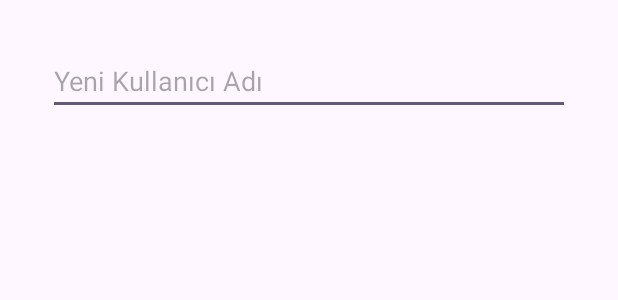
After one commit to esrakmas/FilmOneriUygulamasi, an Android app: the layout dialog_edit_username.xml on its own in the app's theme, with its tools: preview values and no code run, on a phone screen of 412 x 824 dp. The commit adds this screen. Shown: the top 300 px of the screen. Run offline under Robolectric (Android 15) with nearby library versions, the phone set to English and light mode, and no system bars.

Commit message:
kullanıcı adını değiştirebiliyoruz

```diff
--- a/app/src/main/java/com/example/filmoneriuygulamasi/MainActivity.kt
+++ b/app/src/main/java/com/example/filmoneriuygulamasi/MainActivity.kt
@@ -1,5 +1,6 @@
 package com.example.filmoneriuygulamasi
 
+import ProfileFragment
 import android.os.Bundle
 import android.util.Log
 import androidx.appcompat.app.AppCompatActivity
--- /dev/null
+++ b/app/src/main/res/layout/dialog_edit_username.xml
@@ -0,0 +1,18 @@
+<?xml version="1.0" encoding="utf-8"?>
+<RelativeLayout xmlns:android="http://schemas.android.com/apk/res/android"
+    android:layout_width="match_parent"
+    android:layout_height="wrap_content"
+    android:padding="16dp">
+
+    <EditText
+        android:id="@+id/userNameEditText"
+        android:layout_width="match_parent"
+        android:layout_height="wrap_content"
+        android:layout_alignParentStart="true"
+        android:layout_alignParentTop="true"
+        android:layout_marginStart="16dp"
+        android:layout_marginEnd="16dp"
+        android:layout_marginTop="15dp"
+        android:hint="Yeni Kullanıcı Adı" />
+
+</RelativeLayout>
```
Also changed, not shown: app/src/main/java/com/example/filmoneriuygulamasi/ProfileFragment.kt (+60 -42 lines), app/src/main/java/com/example/filmoneriuygulamasi/WatchLaterFragment.kt (+1 -19 lines), app/src/main/java/com/example/filmoneriuygulamasi/WatchedMoviesFragment.kt (+1 -19 lines).
